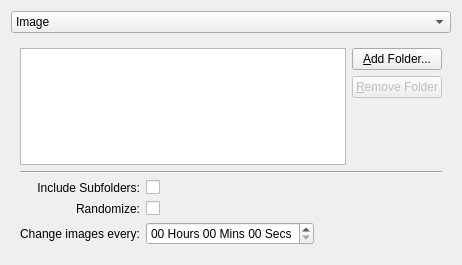
Above: applets/frame/imageSettings.ui from KDE/kdeplasma-addons before the change. Below: the same form after it.
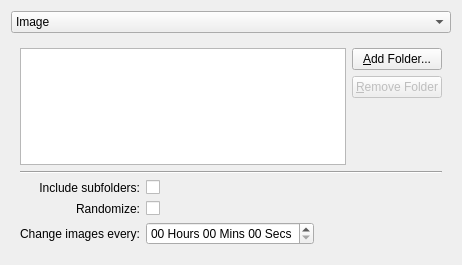
That is the form after the change. The open tabs and pages were chosen to show the change. Custom widgets are drawn as their Qt base class.

```diff
--- a/applets/frame/imageSettings.ui
+++ b/applets/frame/imageSettings.ui
@@ -251,7 +251,7 @@
          <item row="0" column="0">
           <widget class="QLabel" name="label">
            <property name="text">
-            <string>Include Subfolders:</string>
+            <string>Include subfolders:</string>
            </property>
            <property name="alignment">
             <set>Qt::AlignRight|Qt::AlignTrailing|Qt::AlignVCenter</set>
```
